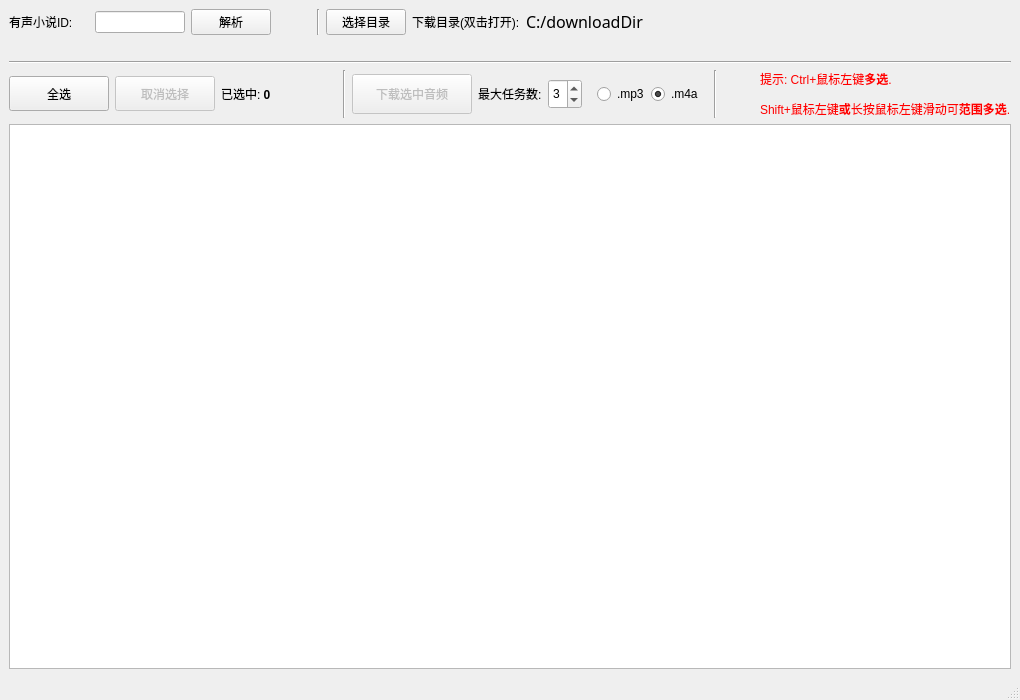
The window that ui/mainwindow.ui (jing332/xmly-downloader-qt5) describes before a commit, drawn with Qt 5.
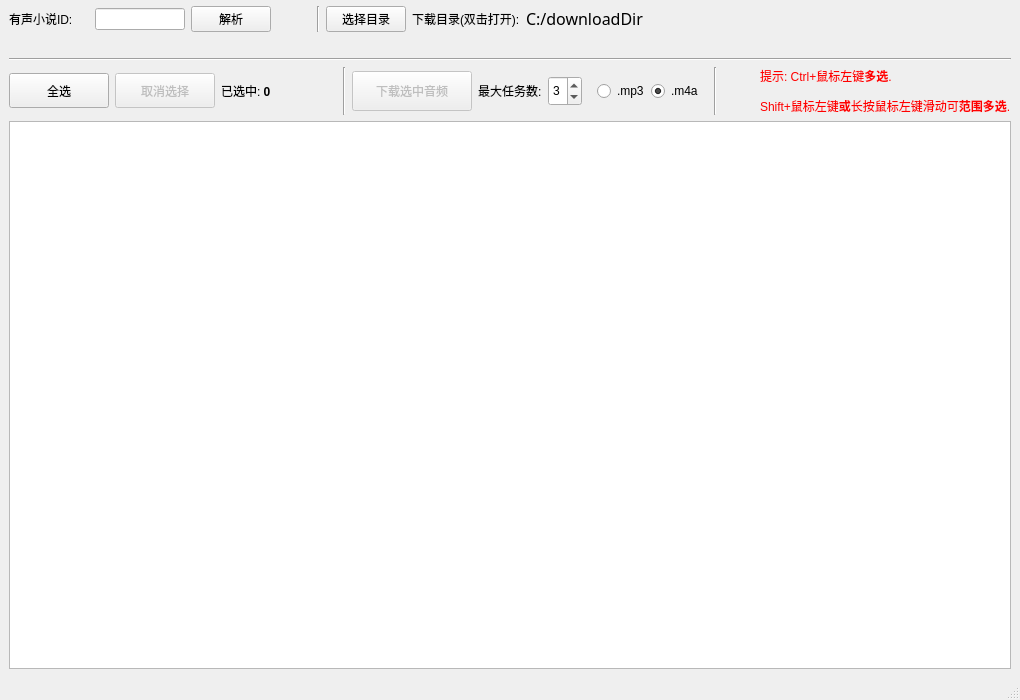
The same window after the commit.

Patch:
```diff
--- a/ui/mainwindow.ui
+++ b/ui/mainwindow.ui
@@ -20,6 +20,9 @@
   </property>
   <widget class="QWidget" name="centralwidget">
    <layout class="QVBoxLayout" name="verticalLayout">
+    <property name="topMargin">
+     <number>6</number>
+    </property>
     <item>
      <layout class="QHBoxLayout" name="horizontalLayout">
       <item alignment="Qt::AlignLeft">
```
Left out of the diff: 4 changed lines with no effect on the pictures.
